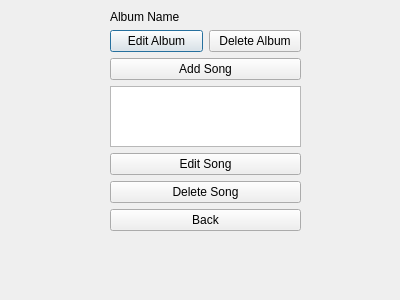
Before: the Qt Designer form Source/albumwindow.ui in nahal-miri/Spotify, drawn with Qt 5.
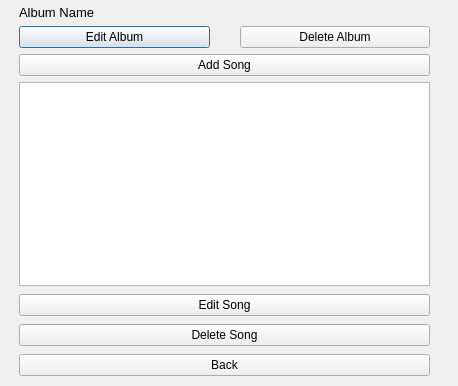
After: the same form once the commit is applied.

Diff of the .ui file:
```diff
--- a/Source/albumwindow.ui
+++ b/Source/albumwindow.ui
@@ -6,32 +6,44 @@
    <rect>
     <x>0</x>
     <y>0</y>
-    <width>400</width>
-    <height>300</height>
+    <width>458</width>
+    <height>386</height>
    </rect>
   </property>
   <property name="windowTitle">
    <string>Dialog</string>
   </property>
-  <widget class="QWidget" name="layoutWidget">
+  <widget class="QWidget" name="">
    <property name="geometry">
     <rect>
-     <x>110</x>
-     <y>10</y>
-     <width>191</width>
-     <height>221</height>
+     <x>19</x>
+     <y>5</y>
+     <width>411</width>
+     <height>371</height>
     </rect>
    </property>
-   <layout class="QVBoxLayout" name="verticalLayout">
+   <layout class="QVBoxLayout" name="verticalLayout_3">
+    <property name="spacing">
+     <number>6</number>
+    </property>
     <item>
      <widget class="QLabel" name="albumNameLabel">
       <property name="text">
-       <string>Album Name</string>
+       <string>&lt;html&gt;&lt;head/&gt;&lt;body&gt;&lt;p&gt;&lt;span style=&quot; font-size:10pt;&quot;&gt;Album Name&lt;/span&gt;&lt;/p&gt;&lt;/body&gt;&lt;/html&gt;</string>
       </property>
      </widget>
     </item>
     <item>
      <layout class="QHBoxLayout" name="horizontalLayout_2">
+      <property name="spacing">
+       <number>30</number>
+      </property>
+      <property name="leftMargin">
+       <number>0</number>
+      </property>
+      <property name="rightMargin">
+       <number>0</number>
+      </property>
       <item>
        <widget class="QPushButton" name="editAlbumButton">
         <property name="text">
@@ -49,12 +61,24 @@
      </layout>
     </item>
     <item>
+     <layout class="QVBoxLayout" name="verticalLayout">
+      <property name="spacing">
+       <number>5</number>
+      </property>
+      <item>
      <widget class="QPushButton" name="addSongButton">
       <property name="text">
        <string>Add Song</string>
       </property>
      </widget>
     </item>
+     </layout>
+    </item>
+    <item>
+     <layout class="QVBoxLayout" name="verticalLayout_2">
+      <property name="spacing">
+       <number>8</number>
+      </property>
     <item>
      <widget class="QListWidget" name="songsListWidget"/>
     </item>
@@ -78,6 +102,8 @@
        <string>Back</string>
       </property>
      </widget>
+      </item>
+     </layout>
     </item>
    </layout>
   </widget>
```
Lines whose indentation alone changed are shown as unchanged.
